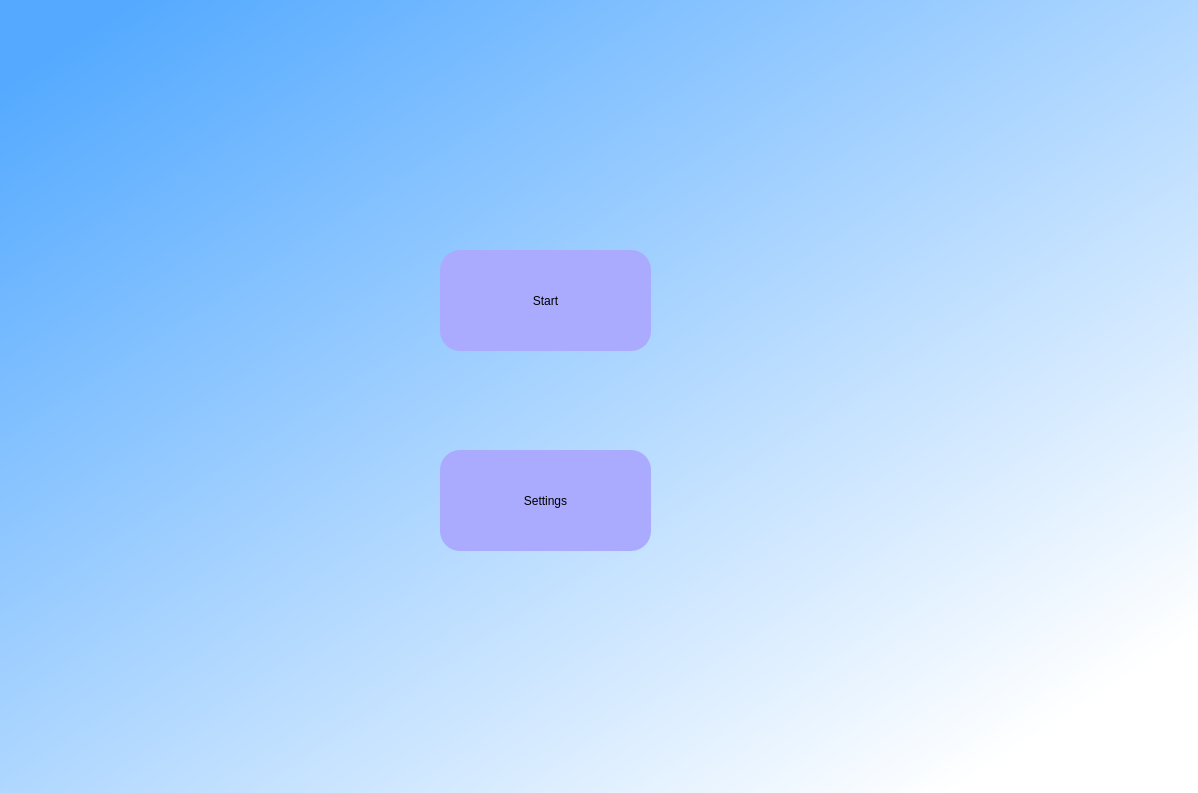
The window that screens/home.ui (Ask-kita/Ask-kita-modes) describes before a commit, drawn with Qt 5.
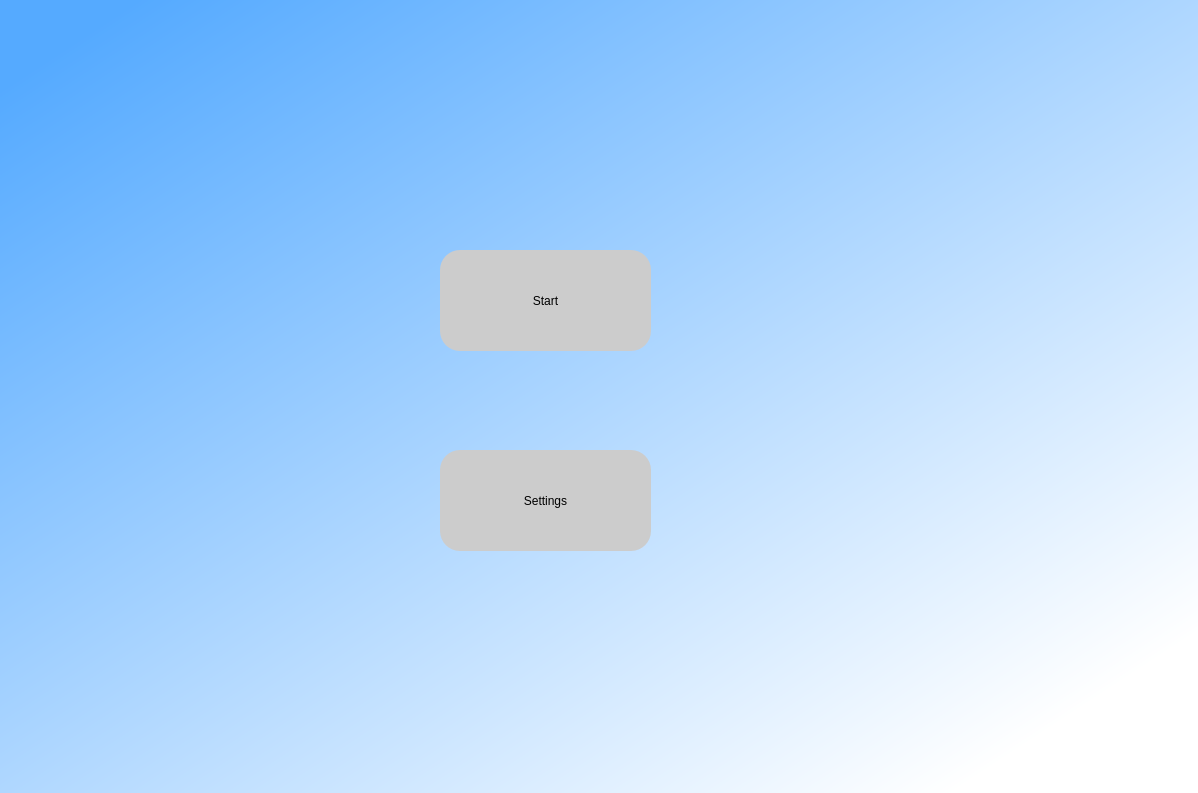
The same window after the commit.

```diff
--- a/screens/home.ui
+++ b/screens/home.ui
@@ -44,7 +44,7 @@
      <string notr="true">border-radius:20px;
 font: 75 20pt &quot;MS Shell Dlg 2&quot;;
 
-background-color: rgb(170, 170, 255)</string>
+background-color: rgb(204, 204, 204)</string>
     </property>
     <property name="text">
      <string>Start</string>
@@ -63,7 +63,7 @@
      <string notr="true">border-radius:20px;
 font: 75 20pt &quot;MS Shell Dlg 2&quot;;
 
-background-color: rgb(170, 170, 255)</string>
+background-color: rgb(204, 204, 204)</string>
     </property>
     <property name="text">
      <string>Settings</string>
```
